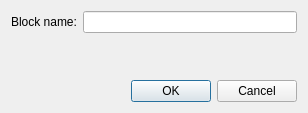
First picture: the form in scripts/Block/BlockDialog.ui, repository qcad/qcad, before the edit.
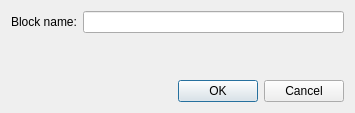
Second picture: the form after the edit.

Commit message: change from form to vertical layout

Diff of the .ui file:
```diff
--- a/scripts/Block/BlockDialog.ui
+++ b/scripts/Block/BlockDialog.ui
@@ -9,7 +9,7 @@
    <rect>
     <x>0</x>
     <y>0</y>
-    <width>308</width>
+    <width>355</width>
     <height>113</height>
    </rect>
   </property>
@@ -18,15 +18,15 @@
   </property>
   <layout class="QVBoxLayout" name="verticalLayout">
    <item>
-    <layout class="QFormLayout" name="formLayout">
-     <item row="0" column="0">
+    <layout class="QHBoxLayout" name="horizontalLayout">
+     <item>
       <widget class="QLabel" name="label">
        <property name="text">
         <string>Block name:</string>
        </property>
       </widget>
      </item>
-     <item row="0" column="1">
+     <item>
       <widget class="QLineEdit" name="BlockName"/>
      </item>
     </layout>
```
